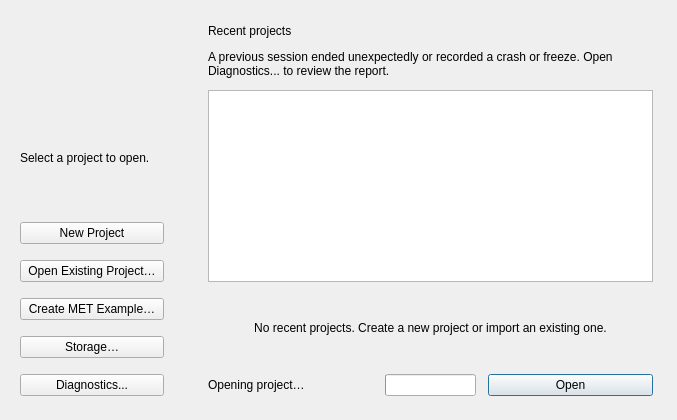
Before: the Qt Designer form src/MainWindow/ui/project_chooser.ui in eidora-desktop/EIDORA, drawn with Qt 5.
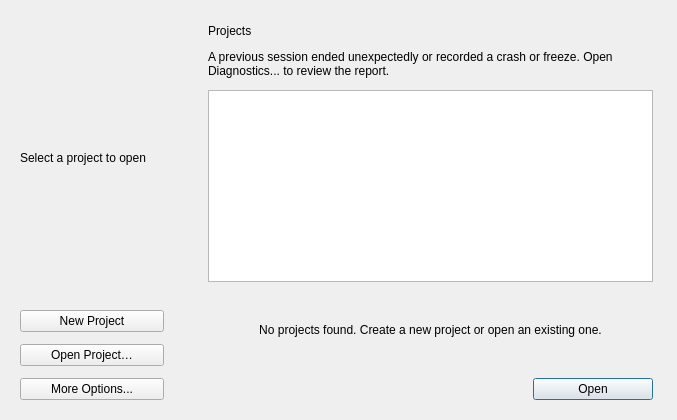
After: the same form once the commit is applied.

Diff of the .ui file:
```diff
--- a/src/MainWindow/ui/project_chooser.ui
+++ b/src/MainWindow/ui/project_chooser.ui
@@ -72,7 +72,7 @@
        <number>20</number>
       </property>
       <property name="bottomMargin">
-       <number>24</number>
+       <number>20</number>
       </property>
       <item alignment="Qt::AlignmentFlag::AlignHCenter">
        <widget class="QLabel" name="label_logo">
@@ -112,7 +112,7 @@
          <string>primary</string>
         </property>
         <property name="text">
-         <string>Select a project to open.</string>
+         <string>Select a project to open</string>
         </property>
         <property name="wordWrap">
          <bool>true</bool>
@@ -133,6 +133,24 @@
        </spacer>
       </item>
       <item>
+       <widget class="QWidget" name="projects_container" native="true">
+        <layout class="QVBoxLayout" name="verticalLayout">
+         <property name="spacing">
+          <number>12</number>
+         </property>
+         <property name="leftMargin">
+          <number>0</number>
+         </property>
+         <property name="topMargin">
+          <number>0</number>
+         </property>
+         <property name="rightMargin">
+          <number>0</number>
+         </property>
+         <property name="bottomMargin">
+          <number>0</number>
+         </property>
+         <item>
        <widget class="QPushButton" name="button_new_project">
         <property name="sizePolicy">
          <sizepolicy hsizetype="Expanding" vsizetype="Fixed">
@@ -154,13 +172,35 @@
          </sizepolicy>
         </property>
         <property name="text">
-         <string>Open Existing Project…</string>
-        </property>
-       </widget>
-      </item>
-      <item><widget class="QPushButton" name="button_starter"><property name="text"><string>Create MET Example…</string></property></widget></item>
-      <item><widget class="QPushButton" name="button_storage"><property name="toolTip"><string>Manage storage and cached resources</string></property><property name="text"><string>Storage…</string></property></widget></item>
-      <item><widget class="QPushButton" name="button_report"><property name="text"><string>Diagnostics...</string></property></widget></item>
+            <string>Open Project…</string>
+           </property>
+           <property name="toolTip">
+            <string>Open a project folder in place or extract a project ZIP into your project storage.</string>
+           </property>
+           <property name="styleSheet">
+            <string notr="true">QPushButton#button_import_project::menu-indicator { width: 12px; height: 8px; subcontrol-position: right center; right: 8px; }</string>
+           </property>
+          </widget>
+         </item>
+         <item>
+          <widget class="QPushButton" name="button_more_options">
+           <property name="sizePolicy">
+            <sizepolicy hsizetype="Expanding" vsizetype="Fixed">
+             <horstretch>0</horstretch>
+             <verstretch>0</verstretch>
+            </sizepolicy>
+           </property>
+           <property name="text">
+            <string>More Options...</string>
+           </property>
+           <property name="styleSheet">
+            <string notr="true">QPushButton#button_more_options::menu-indicator { width: 12px; height: 8px; subcontrol-position: right center; right: 8px; }</string>
+           </property>
+          </widget>
+         </item>
+        </layout>
+       </widget>
+      </item>
      </layout>
     </widget>
    </item>
@@ -186,16 +226,16 @@
        <number>24</number>
       </property>
       <property name="bottomMargin">
-       <number>24</number>
+       <number>20</number>
       </property>
       <item>
        <widget class="QLabel" name="label_recent_projects">
+        <property name="text">
+         <string>Projects</string>
+        </property>
         <property name="textRole" stdset="0">
          <string>primary</string>
         </property>
-        <property name="text">
-         <string>Recent projects</string>
-        </property>
        </widget>
       </item>
       <item>
@@ -235,7 +275,7 @@
          </sizepolicy>
         </property>
         <property name="text">
-         <string>No recent projects. Create a new project or import an existing one.</string>
+         <string>No projects found. Create a new project or open an existing one.</string>
         </property>
         <property name="alignment">
          <set>Qt::AlignmentFlag::AlignCenter</set>
@@ -246,50 +286,40 @@
        </widget>
       </item>
       <item>
+       <widget class="QWidget" name="open_container" native="true">
        <layout class="QHBoxLayout" name="layout_project_actions">
-        <item>
-         <widget class="QLabel" name="label_opening_project">
-          <property name="sizePolicy">
-           <sizepolicy hsizetype="Ignored" vsizetype="Preferred">
-            <horstretch>0</horstretch>
-            <verstretch>0</verstretch>
-           </sizepolicy>
-          </property>
-          <property name="text">
-           <string>Opening project…</string>
-          </property>
-          <property name="textFormat">
-           <enum>Qt::TextFormat::PlainText</enum>
-          </property>
-         </widget>
-        </item>
-        <item>
-         <widget class="QProgressBar" name="progress_opening_project">
-          <property name="sizePolicy">
-           <sizepolicy hsizetype="Fixed" vsizetype="Fixed">
-            <horstretch>0</horstretch>
-            <verstretch>0</verstretch>
-           </sizepolicy>
-          </property>
-          <property name="maximum">
-           <number>100</number>
-          </property>
-          <property name="value">
+         <property name="spacing">
+          <number>12</number>
+         </property>
+         <property name="leftMargin">
+          <number>0</number>
+         </property>
+         <property name="topMargin">
+          <number>0</number>
+         </property>
+         <property name="rightMargin">
+          <number>0</number>
+         </property>
+         <property name="bottomMargin">
            <number>0</number>
           </property>
-          <property name="textVisible">
-           <bool>false</bool>
-          </property>
-          <property name="accessibleName">
-           <string>Opening project</string>
-          </property>
-         </widget>
+         <item>
+          <spacer name="spacer_project_actions">
+           <property name="orientation"><enum>Qt::Horizontal</enum></property>
+           <property name="sizeHint" stdset="0"><size><width>40</width><height>20</height></size></property>
+          </spacer>
         </item>
         <item>
          <widget class="QPushButton" name="button_open_project">
+           <property name="sizePolicy">
+            <sizepolicy hsizetype="Minimum" vsizetype="Fixed">
+             <horstretch>0</horstretch>
+             <verstretch>0</verstretch>
+            </sizepolicy>
+           </property>
           <property name="minimumSize">
            <size>
-            <width>76</width>
+             <width>120</width>
             <height>0</height>
            </size>
           </property>
@@ -302,6 +332,7 @@
          </widget>
         </item>
        </layout>
+       </widget>
       </item>
      </layout>
     </widget>
```
Left out of the diff: 26 changed lines with no effect on the pictures. Lines whose indentation alone changed are shown as unchanged.
